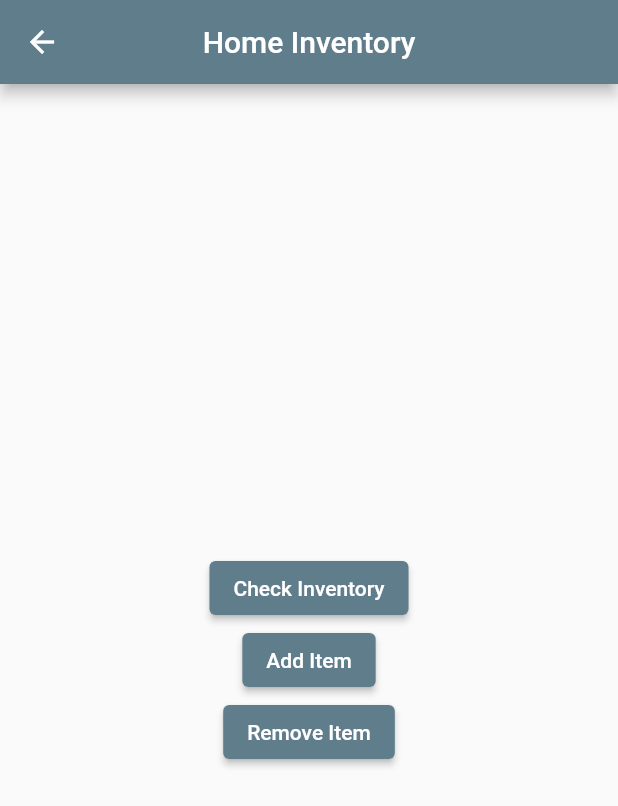
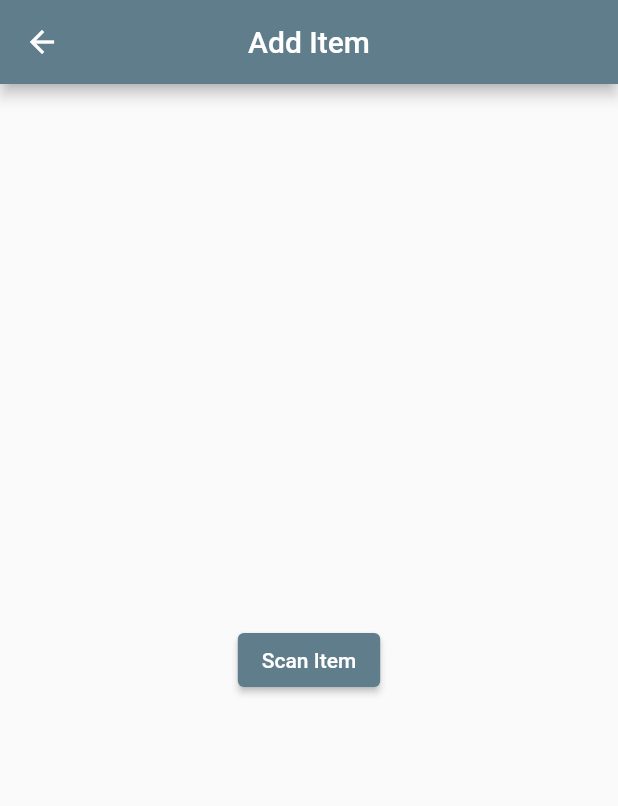
Before and after one commit to GitDatz/home_inventory, a Flutter app: the MainPage screen opened directly, after a tap on "Add Item", on a phone screen of 412 x 824 dp. Shown: the top 806 px of the screen. Run offline on Flutter 3.47's test engine with Material 2 defaults, Android fonts, the phone set to English and light mode, and no system bars.

Commit message:
Add Item page

```diff
--- a/lib/constants.dart
+++ b/lib/constants.dart
@@ -2,6 +2,7 @@
 const String LOGIN_PAGE_TITLE = "Login";
 const String MAIN_PAGE_TITLE = "Home Inventory";
 const String INVENTORY_TITLE = "Inventory";
+const String ADD_ITEM_TITLE = "Add Item";
 
 // Login Page
 const String EMAIL_HINT = "Enter email";
@@ -14,3 +15,6 @@ const String PASSWORD_VALIDATOR_ERROR = "Password cannot be empty";
 const String CHECK_INVENTORY_BUTTON_TEXT = "Check Inventory";
 const String ADD_ITEM_BUTTON_TEXT = "Add Item";
 const String REMOVE_ITEM_BUTTON_TEXT = "Remove Item";
+
+// Add Item
+const String SCAN_ITEM_BUTTON_TEXT = "Scan Item";
--- /dev/null
+++ b/lib/ui/pages/add_item.dart
@@ -0,0 +1,40 @@
+import 'package:flutter/material.dart';
+import 'package:home_inventory/constants.dart';
+
+class AddItemPage extends StatefulWidget {
+  AddItemPage({Key key, this.title}) : super(key: key);
+  final String title;
+
+  @override
+  _AddItemPageState createState() => _AddItemPageState();
+}
+
+class _AddItemPageState extends State<AddItemPage> {
+  @override
+  Widget build(BuildContext context) {
+    return Scaffold(
+      appBar: AppBar(
+        centerTitle: true,
+        title: Text(
+            widget.title,
+            textAlign: TextAlign.center
+        ),
+      ),
+      body: Center(
+        child: Column(
+          mainAxisAlignment: MainAxisAlignment.center,
+          children: [
+            _scanItemButton()
+          ],
+        ),
+      ),
+    );
+  }
+
+  Widget _scanItemButton() {
+    return ElevatedButton(
+        onPressed: () => {},
+        child: Text(SCAN_ITEM_BUTTON_TEXT)
+    );
+  }
+}
--- a/lib/ui/pages/main_page.dart
+++ b/lib/ui/pages/main_page.dart
@@ -1,5 +1,6 @@
 import 'package:flutter/material.dart';
 import 'package:home_inventory/constants.dart';
+import 'package:home_inventory/ui/pages/add_item.dart';
 import 'package:home_inventory/ui/pages/inventory_page.dart';
 
 class MainPage extends StatefulWidget {
@@ -26,7 +27,7 @@ class _MainPageState extends State<MainPage> {
           mainAxisAlignment: MainAxisAlignment.center,
           children: [
             _checkInventory(context),
-            _addItemButton(),
+            _addItemButton(context),
             _removeItemButton()
           ],
         ),
@@ -44,9 +45,12 @@ class _MainPageState extends State<MainPage> {
     );
   }
 
-  Widget _addItemButton() {
+  Widget _addItemButton(BuildContext context) {
     return ElevatedButton(
-        onPressed: () => {},
+        onPressed: () {
+          Navigator.push(context, MaterialPageRoute(
+              builder: (context) => AddItemPage(title: ADD_ITEM_TITLE)));
+        },
         child: Text(ADD_ITEM_BUTTON_TEXT)
     );
   }
```
